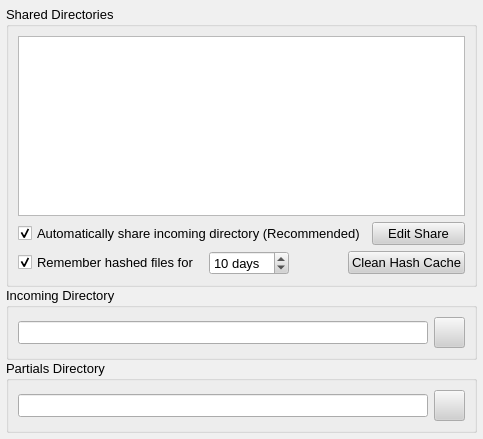
Above: retroshare-gui/src/gui/settings/DirectoriesPage.ui from RetroShare/RetroShare before the change. Below: the same form after it.
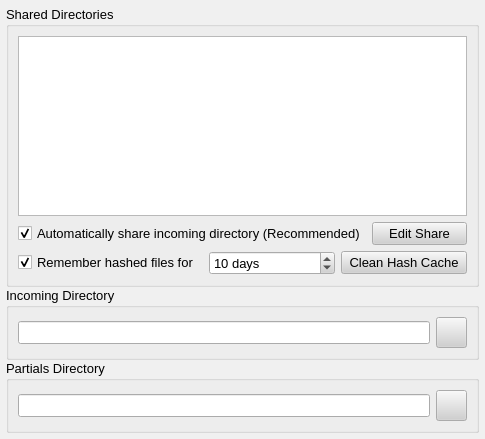
That is the form after the change. Icons and pictures are not drawn.

Commit message: enabled cache fill when on and empty. Cleaned the tooltips

Patch:
```diff
--- a/retroshare-gui/src/gui/settings/DirectoriesPage.ui
+++ b/retroshare-gui/src/gui/settings/DirectoriesPage.ui
@@ -6,7 +6,7 @@
    <rect>
     <x>0</x>
     <y>0</y>
-    <width>483</width>
+    <width>485</width>
     <height>439</height>
    </rect>
   </property>
@@ -670,19 +670,6 @@
           </property>
          </widget>
         </item>
-        <item>
-         <spacer name="horizontalSpacer">
-          <property name="orientation">
-           <enum>Qt::Horizontal</enum>
-          </property>
-          <property name="sizeHint" stdset="0">
-           <size>
-            <width>40</width>
-            <height>20</height>
-           </size>
-          </property>
-         </spacer>
-        </item>
         <item>
          <widget class="QPushButton" name="cleanHashCachePB">
           <property name="toolTip">
```
Left out of the diff: 12 changed lines with no effect on the pictures. The commit also changes 2 other files.
